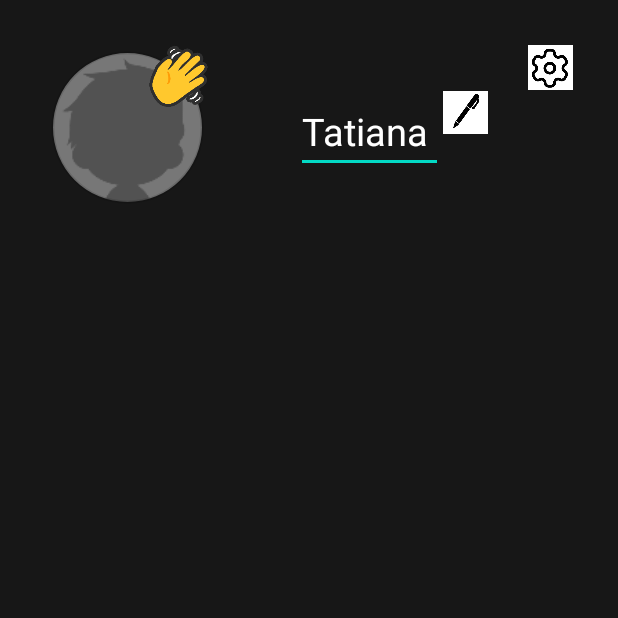
After one commit to teevian/Radar, an Android app: the ProfileActivity screen opened directly, with no data from a screen before it, on a phone screen of 412 x 824 dp, the top half of it. The commit adds this screen. Run offline under Robolectric (Android 15) with nearby library versions, the phone set to English and light mode, and no system bars; network calls fail; 1 statement that could not run was skipped.

Commit message:
Location button, leave button, ProfileActivity

```diff
--- /dev/null
+++ b/app/src/main/java/outspin/mvp/radar/ui/ProfileActivity.java
@@ -0,0 +1,40 @@
+package outspin.mvp.radar.ui;
+
+import androidx.appcompat.app.AppCompatActivity;
+
+import android.os.Bundle;
+import android.text.method.KeyListener;
+import android.view.LayoutInflater;
+import android.view.View;
+import android.widget.EditText;
+
+import outspin.mvp.radar.databinding.ActivityProfileBinding;
+
+public class ProfileActivity extends AppCompatActivity {
+    private ActivityProfileBinding activityProfileBinding;
+    private EditText etEdit;
+
+
+    @Override
+    protected void onCreate(Bundle savedInstanceState) {
+        super.onCreate(savedInstanceState);
+
+        activityProfileBinding = ActivityProfileBinding.inflate(getLayoutInflater());
+        setContentView(activityProfileBinding.getRoot());
+
+        etEdit.setTag(etEdit.getKeyListener());
+        activityProfileBinding.ivEdit.setOnClickListener(new View.OnClickListener() {
+            @Override
+            public void onClick(View view) {
+                etEdit.setTag(etEdit.getKeyListener());
+            }
+        });
+
+        activityProfileBinding.ivSettings.setOnClickListener(new View.OnClickListener() {
+            @Override
+            public void onClick(View view) {
+
+            }
+        });
+    }
+}
--- /dev/null
+++ b/app/src/main/res/layout/activity_profile.xml
@@ -0,0 +1,57 @@
+<?xml version="1.0" encoding="utf-8"?>
+<LinearLayout xmlns:android="http://schemas.android.com/apk/res/android"
+    xmlns:app="http://schemas.android.com/apk/res-auto"
+    xmlns:tools="http://schemas.android.com/tools"
+    android:layout_width="match_parent"
+    android:layout_height="match_parent"
+    tools:context=".ui.ProfileActivity"
+    android:orientation="vertical"
+    android:background="@color/outspin_black"
+    android:padding="30dp">
+
+    <androidx.constraintlayout.widget.ConstraintLayout
+        android:layout_width="match_parent"
+        android:layout_height="wrap_content"
+        android:gravity="center_horizontal"
+        android:orientation="horizontal">
+
+        <include
+            android:id="@+id/include"
+            layout="@layout/user_profile_thumbnail_large" />
+
+        <ImageView
+            android:id="@+id/iv_settings"
+            android:src="@drawable/settings_icon"
+            android:layout_width="@dimen/icon_side"
+            android:layout_height="@dimen/icon_side"
+            app:layout_constraintEnd_toEndOf="parent"
+            app:layout_constraintTop_toTopOf="parent" />
+
+        <LinearLayout
+            android:layout_width="wrap_content"
+            android:layout_height="wrap_content"
+            android:orientation="horizontal"
+            android:padding="30dp"
+            app:layout_constraintEnd_toEndOf="parent"
+            app:layout_constraintStart_toEndOf="@+id/include"
+            app:layout_constraintTop_toTopOf="parent">
+
+            <EditText
+                android:id="@+id/et_name"
+                android:inputType="none"
+                android:layout_width="wrap_content"
+                android:layout_height="wrap_content"
+                android:gravity="center"
+                android:text="Tatiana "
+                android:textColor="@color/white"
+                android:textSize="25sp"/>
+
+            <ImageView
+                android:id="@+id/iv_edit"
+                android:layout_width="@dimen/icon_side"
+                android:layout_height="@dimen/icon_side"
+                android:src="@drawable/edit_icon"/>
+
+        </LinearLayout>
+    </androidx.constraintlayout.widget.ConstraintLayout>
+</LinearLayout>
--- a/app/src/main/res/layout/activity_radar_navigation.xml
+++ b/app/src/main/res/layout/activity_radar_navigation.xml
@@ -3,12 +3,6 @@
     android:layout_width="match_parent"
     android:layout_height="match_parent"
     android:id="@+id/container" >
-
-    <Button
-        android:id="@+id/bt_location_2"
-        android:text="location"
-        android:layout_width="wrap_content"
-        android:layout_height="wrap_content" />
 
     <include
         layout="@layout/my_profile_floating_button"
```
Also changed, not shown: app/src/main/AndroidManifest.xml (+10 -10 lines), app/src/main/java/outspin/mvp/radar/ui/RadarNavigationActivity.java (+28 -38 lines), app/src/main/java/outspin/mvp/radar/ui/radar_inside/ProfileBottomSheetDialog.java (+15 -0 lines), app/src/main/java/outspin/mvp/radar/ui/radar_inside/RadarInsideFragment.java (+15 -0 lines), app/src/main/java/outspin/mvp/radar/ui/radar_outside/RadarOutsideFragment.java (+8 -1 lines), app/src/main/res/layout/dialog_interact_with_user.xml (+4 -4 lines), app/src/main/res/layout/fragment_radar_inside.xml (+5 -5 lines), app/src/main/res/layout/fragment_radar_outside.xml (+10 -2 lines), app/src/main/res/drawable-v24/edit_icon.png (added), app/src/main/res/drawable-v24/settings_icon.png (added).
